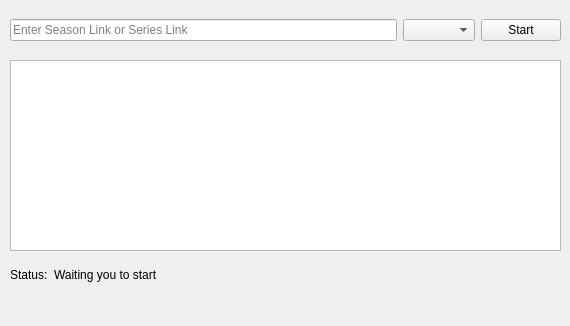
Before: the Qt Designer form v2/gui.ui in c7nasr/EgyBest-Seasion-Series-Scrapper, drawn with Qt 5.
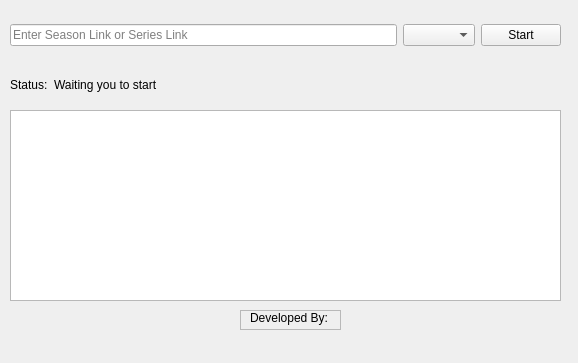
After: the same form once the commit is applied. Icons and pictures are not drawn.

What changed in the file:
```diff
--- a/v2/gui.ui
+++ b/v2/gui.ui
@@ -6,8 +6,8 @@
    <rect>
     <x>0</x>
     <y>0</y>
-    <width>570</width>
-    <height>326</height>
+    <width>578</width>
+    <height>363</height>
    </rect>
   </property>
   <property name="windowTitle">
@@ -20,7 +20,7 @@
       <x>10</x>
       <y>10</y>
       <width>551</width>
-      <height>41</height>
+      <height>51</height>
      </rect>
     </property>
     <layout class="QHBoxLayout" name="horizontalLayout">
@@ -47,7 +47,7 @@
     <property name="geometry">
      <rect>
       <x>10</x>
-      <y>60</y>
+      <y>110</y>
       <width>551</width>
       <height>191</height>
      </rect>
@@ -63,8 +63,8 @@
     <property name="geometry">
      <rect>
       <x>10</x>
-      <y>260</y>
-      <width>541</width>
+      <y>70</y>
+      <width>301</width>
       <height>31</height>
      </rect>
     </property>
@@ -100,6 +100,69 @@
      </item>
     </layout>
    </widget>
+   <widget class="QFrame" name="frame">
+    <property name="geometry">
+     <rect>
+      <x>240</x>
+      <y>310</y>
+      <width>101</width>
+      <height>20</height>
+     </rect>
+    </property>
+    <property name="frameShape">
+     <enum>QFrame::StyledPanel</enum>
+    </property>
+    <property name="frameShadow">
+     <enum>QFrame::Raised</enum>
+    </property>
+    <widget class="QLabel" name="label_4">
+     <property name="geometry">
+      <rect>
+       <x>10</x>
+       <y>0</y>
+       <width>81</width>
+       <height>16</height>
+      </rect>
+     </property>
+     <property name="sizePolicy">
+      <sizepolicy hsizetype="Fixed" vsizetype="Fixed">
+       <horstretch>0</horstretch>
+       <verstretch>0</verstretch>
+      </sizepolicy>
+     </property>
+     <property name="text">
+      <string>Developed By:</string>
+     </property>
+    </widget>
+    <widget class="QLabel" name="label_3">
+     <property name="geometry">
+      <rect>
+       <x>80</x>
+       <y>0</y>
+       <width>16</width>
+       <height>20</height>
+      </rect>
+     </property>
+     <property name="sizePolicy">
+      <sizepolicy hsizetype="Minimum" vsizetype="Minimum">
+       <horstretch>0</horstretch>
+       <verstretch>0</verstretch>
+      </sizepolicy>
+     </property>
+     <property name="text">
+      <string/>
+     </property>
+     <property name="pixmap">
+      <pixmap resource="icons.qrc">:/me/logo.png</pixmap>
+     </property>
+     <property name="scaledContents">
+      <bool>true</bool>
+     </property>
+     <property name="alignment">
+      <set>Qt::AlignCenter</set>
+     </property>
+    </widget>
+   </widget>
   </widget>
   <widget class="QMenuBar" name="menubar">
    <property name="geometry">
```
Left out of the diff: 8 changed lines with no effect on the pictures.
